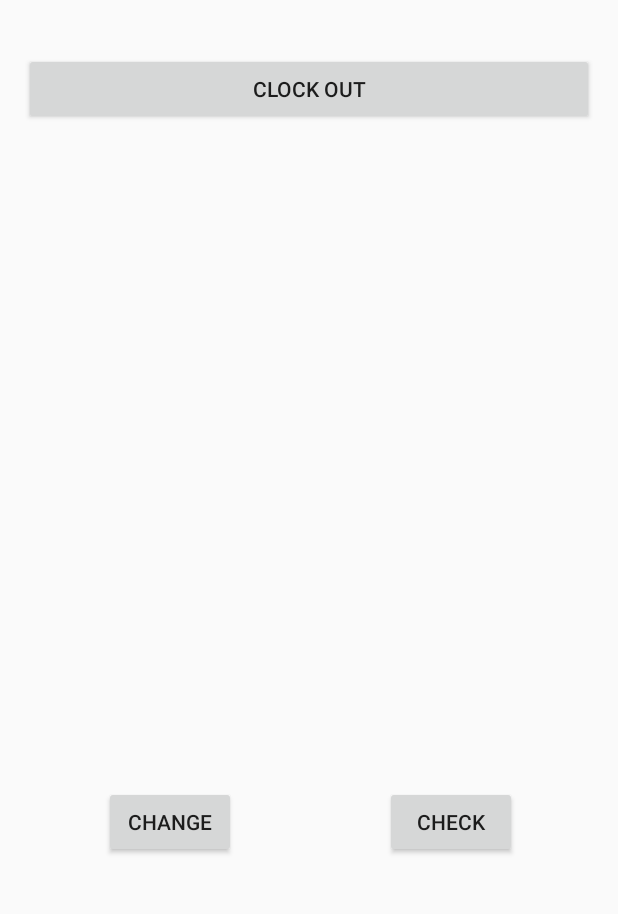
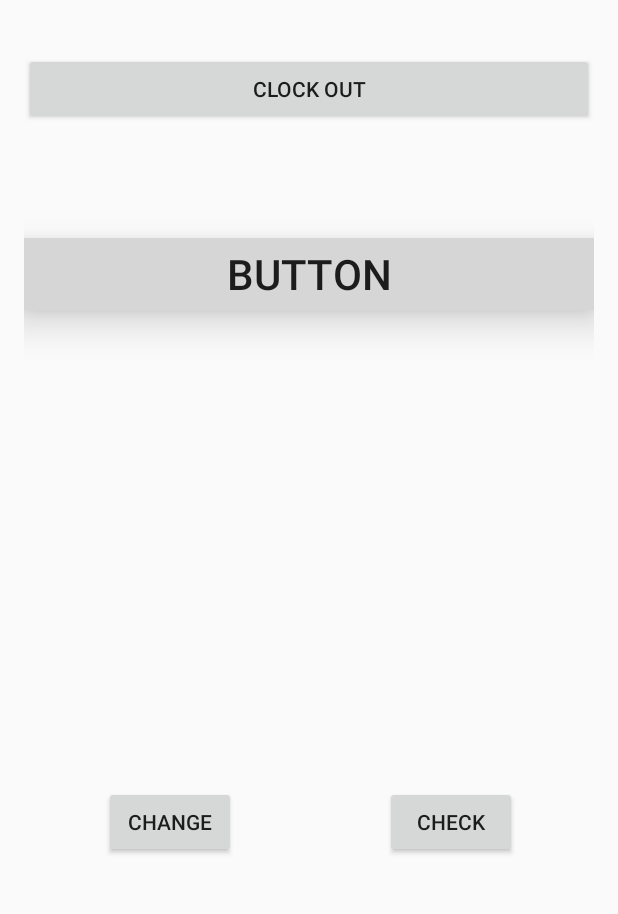
Before and after one commit to kazetrend/TCCS_ClockIn, an Android app: the layout activity_main.xml on its own in the app's theme, with its tools: preview values and no code run, on a phone screen of 412 x 824 dp, the part 231-1145 px from its top. Run offline under Robolectric (Android 15) with nearby library versions, the phone set to English and light mode, and no system bars.

Commit message:
Added changeable button

```diff
--- a/app/src/main/java/com/example/jirehcordova/tccs_clockin/MainActivity.java
+++ b/app/src/main/java/com/example/jirehcordova/tccs_clockin/MainActivity.java
@@ -39,6 +39,7 @@ public class MainActivity extends PinActivity implements View.OnClickListener {
         this.findViewById(R.id.button_unlock_pin).setOnClickListener(this);
         this.findViewById(R.id.button_compat_locked).setOnClickListener(this);
         this.findViewById(R.id.button_not_locked).setOnClickListener(this);
+        this.findViewById(R.id.changeling).setOnClickListener(this);
         TextView welcome = (TextView)findViewById(welcomemsg);
 
         SharedPreferences prefs = getSharedPreferences("AppPref", Context.MODE_PRIVATE);
@@ -68,6 +69,10 @@ public class MainActivity extends PinActivity implements View.OnClickListener {
                 Toast.makeText(this, "Clocked Out", Toast.LENGTH_LONG).show();
                 /*Intent intent3 = new Intent(MainActivity.this, NotLockedActivity.class);
                 startActivity(intent3);*/
+                break;
+            case R.id.changeling:
+                Toast.makeText(this, "Here is the final button which changes face depending on login/logout case ver 1", Toast.LENGTH_LONG).show();
+                break;
         }
     }
 
--- a/app/src/main/res/layout/activity_main.xml
+++ b/app/src/main/res/layout/activity_main.xml
@@ -58,4 +58,19 @@
         android:layout_alignParentRight="true"
         android:layout_alignParentEnd="true" />
 
+    <Button
+        android:text="Button"
+        android:layout_width="match_parent"
+        android:layout_height="wrap_content"
+        android:layout_marginTop="75dp"
+        android:id="@+id/changeling"
+        android:textSize="28sp"
+        android:textAlignment="center"
+        style="@style/Widget.AppCompat.Button.Borderless"
+        android:elevation="15dp"
+        android:backgroundTint="@color/light_blue_500"
+        android:background="@android:color/holo_blue_dark"
+        android:layout_below="@+id/button_not_locked"
+        android:layout_alignParentStart="true" />
+
 </RelativeLayout>
```
